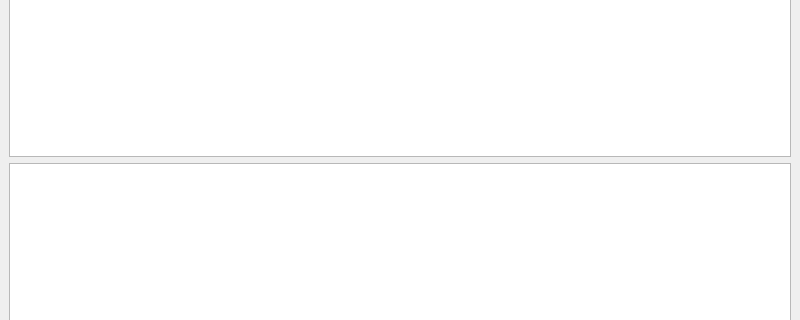
First picture: the form in mainwindow.ui, repository matrixd/inventory, before the edit; both pictures show x 0 to 800 and y 143 to 463 of the 800 by 600 pixel window.
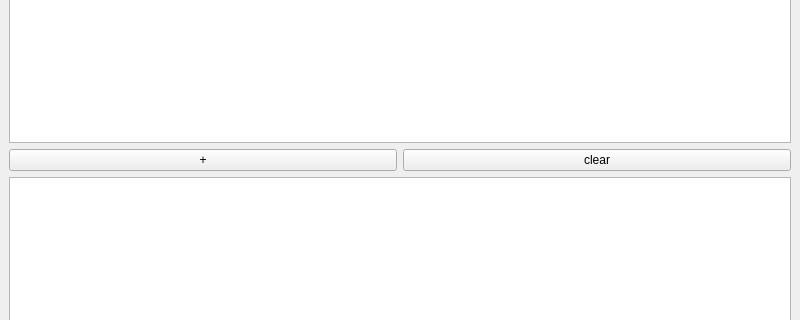
Second picture: the form after the edit.

What changed in the file:
```diff
--- a/mainwindow.ui
+++ b/mainwindow.ui
@@ -26,7 +26,32 @@
      <widget class="QLineEdit" name="lineEdit"/>
     </item>
     <item>
-     <widget class="QTableView" name="tableView"/>
+     <widget class="QTableView" name="tableView">
+      <property name="selectionMode">
+       <enum>QAbstractItemView::SingleSelection</enum>
+      </property>
+      <property name="selectionBehavior">
+       <enum>QAbstractItemView::SelectRows</enum>
+      </property>
+     </widget>
+    </item>
+    <item>
+     <layout class="QHBoxLayout" name="horizontalLayout">
+      <item>
+       <widget class="QPushButton" name="plusButton">
+        <property name="text">
+         <string>+</string>
+        </property>
+       </widget>
+      </item>
+      <item>
+       <widget class="QPushButton" name="clrButton">
+        <property name="text">
+         <string>clear</string>
+        </property>
+       </widget>
+      </item>
+     </layout>
     </item>
     <item>
      <widget class="QTableView" name="tableView_2"/>
```
Left out of the diff: 2 changed lines with no effect on the pictures.
